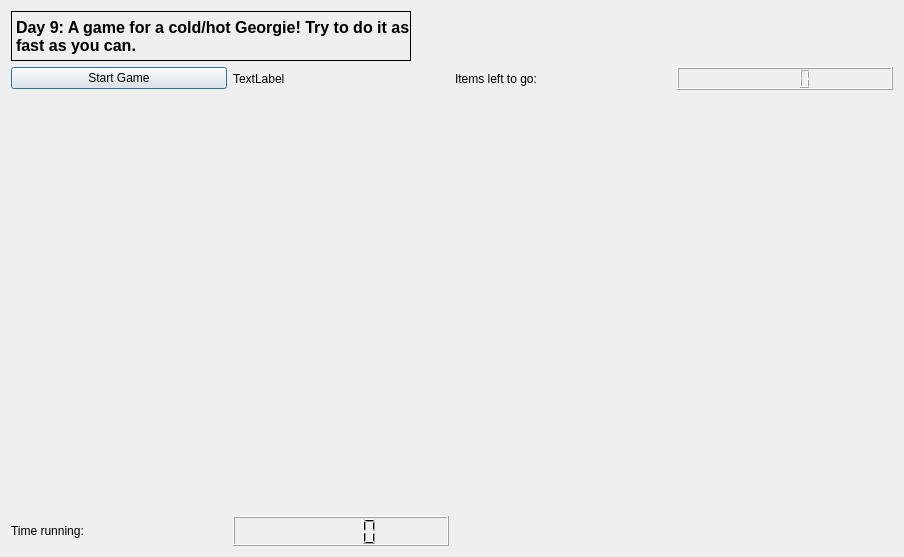
AlexandreBanks6/ChristmasCountdown_12day_v1, file ChristmasCountdown_V1/day9window.ui: the form before one commit.
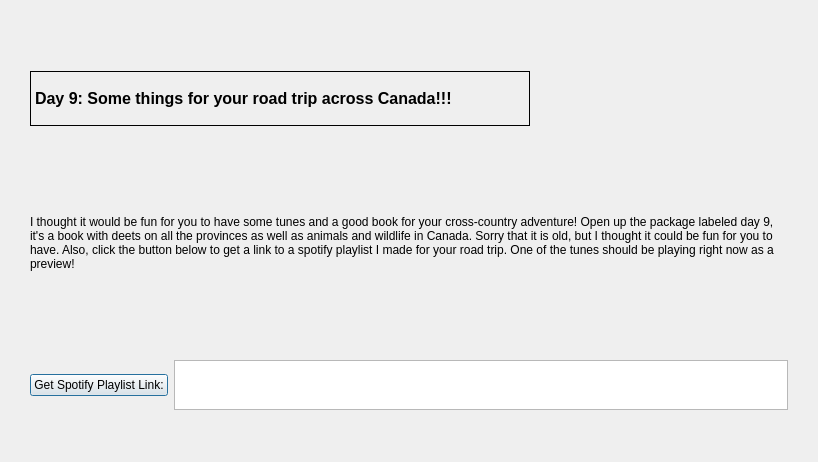
The form after the commit.

```diff
--- a/ChristmasCountdown_V1/day9window.ui
+++ b/ChristmasCountdown_V1/day9window.ui
@@ -6,20 +6,29 @@
    <rect>
     <x>0</x>
     <y>0</y>
-    <width>904</width>
-    <height>557</height>
+    <width>818</width>
+    <height>462</height>
    </rect>
   </property>
   <property name="windowTitle">
    <string>Dialog</string>
   </property>
   <layout class="QGridLayout" name="gridLayout">
+   <property name="leftMargin">
+    <number>30</number>
+   </property>
+   <property name="topMargin">
+    <number>30</number>
+   </property>
+   <property name="rightMargin">
+    <number>30</number>
+   </property>
    <item row="0" column="0" colspan="2">
     <widget class="QLabel" name="day10_title_label">
      <property name="maximumSize">
       <size>
-       <width>400</width>
-       <height>50</height>
+       <width>500</width>
+       <height>55</height>
       </size>
      </property>
      <property name="font">
@@ -32,57 +41,48 @@
       <enum>QFrame::Box</enum>
      </property>
      <property name="text">
-      <string>Day 9: A game for a cold/hot Georgie! Try to do it as fast as you can. </string>
+      <string>Day 9: Some things for your road trip across Canada!!!</string>
      </property>
      <property name="wordWrap">
       <bool>true</bool>
      </property>
     </widget>
    </item>
-   <item row="1" column="0">
-    <widget class="QPushButton" name="day9_startgame_button">
-     <property name="text">
-      <string>Start Game</string>
-     </property>
-    </widget>
-   </item>
-   <item row="1" column="1">
-    <widget class="QLabel" name="label_3">
-     <property name="text">
-      <string>TextLabel</string>
-     </property>
-    </widget>
-   </item>
-   <item row="1" column="2">
+   <item row="1" column="0" colspan="2">
     <widget class="QLabel" name="label">
-     <property name="text">
-      <string>Items left to go:</string>
+     <property name="maximumSize">
+      <size>
+       <width>16777215</width>
+       <height>140</height>
+      </size>
      </property>
-    </widget>
-   </item>
-   <item row="1" column="3">
-    <widget class="QLCDNumber" name="day9_numbertogo_lcd"/>
-   </item>
-   <item row="2" column="0" colspan="4">
-    <widget class="QLabel" name="day9_video_output_label">
      <property name="text">
-      <string/>
+      <string>I thought it would be fun for you to have some tunes and a good book for your cross-country adventure! Open up the package labeled day 9, it's a book with deets on all the provinces as well as animals and wildlife in Canada. Sorry that it is old, but I thought it could be fun for you to have. Also, click the button below to get a link to a spotify playlist I made for your road trip. One of the tunes should be playing right now as a preview!</string>
      </property>
+     <property name="wordWrap">
+      <bool>true</bool>
+     </property>
     </widget>
    </item>
-   <item row="3" column="0">
-    <widget class="QLabel" name="label_2">
+   <item row="2" column="0">
+    <widget class="QPushButton" name="pushButton">
+     <property name="maximumSize">
+      <size>
+       <width>220</width>
+       <height>16777215</height>
+      </size>
+     </property>
      <property name="text">
-      <string>Time running:</string>
+      <string>Get Spotify Playlist Link:</string>
      </property>
     </widget>
    </item>
-   <item row="3" column="1">
-    <widget class="QLCDNumber" name="time_output_label">
+   <item row="2" column="1">
+    <widget class="QTextBrowser" name="link_browser">
      <property name="maximumSize">
       <size>
        <width>16777215</width>
-       <height>30</height>
+       <height>50</height>
       </size>
      </property>
     </widget>
```
Left out of the diff: 2 changed lines with no effect on the pictures.
